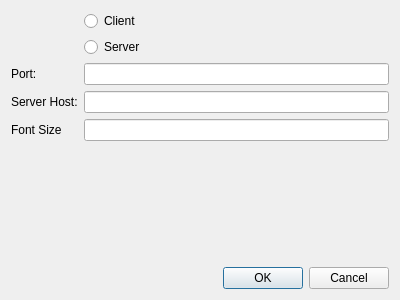
Before: the Qt Designer form src/dialog.ui in mocap-ca/slate, drawn with Qt 5.
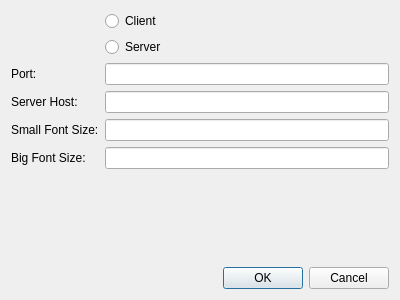
After: the same form once the commit is applied.

```diff
--- a/src/dialog.ui
+++ b/src/dialog.ui
@@ -49,7 +49,7 @@
      <item row="5" column="0">
       <widget class="QLabel" name="label_3">
        <property name="text">
-        <string>Font Size</string>
+        <string>Small Font Size:</string>
        </property>
       </widget>
      </item>
@@ -60,6 +60,16 @@
        </property>
       </widget>
      </item>
+     <item row="6" column="1">
+      <widget class="QLineEdit" name="lineEditFontBig"/>
+     </item>
+     <item row="6" column="0">
+      <widget class="QLabel" name="label_4">
+       <property name="text">
+        <string>Big Font Size:</string>
+       </property>
+      </widget>
+     </item>
     </layout>
    </item>
    <item>
```
Left out of the diff: 2 changed lines with no effect on the pictures.
